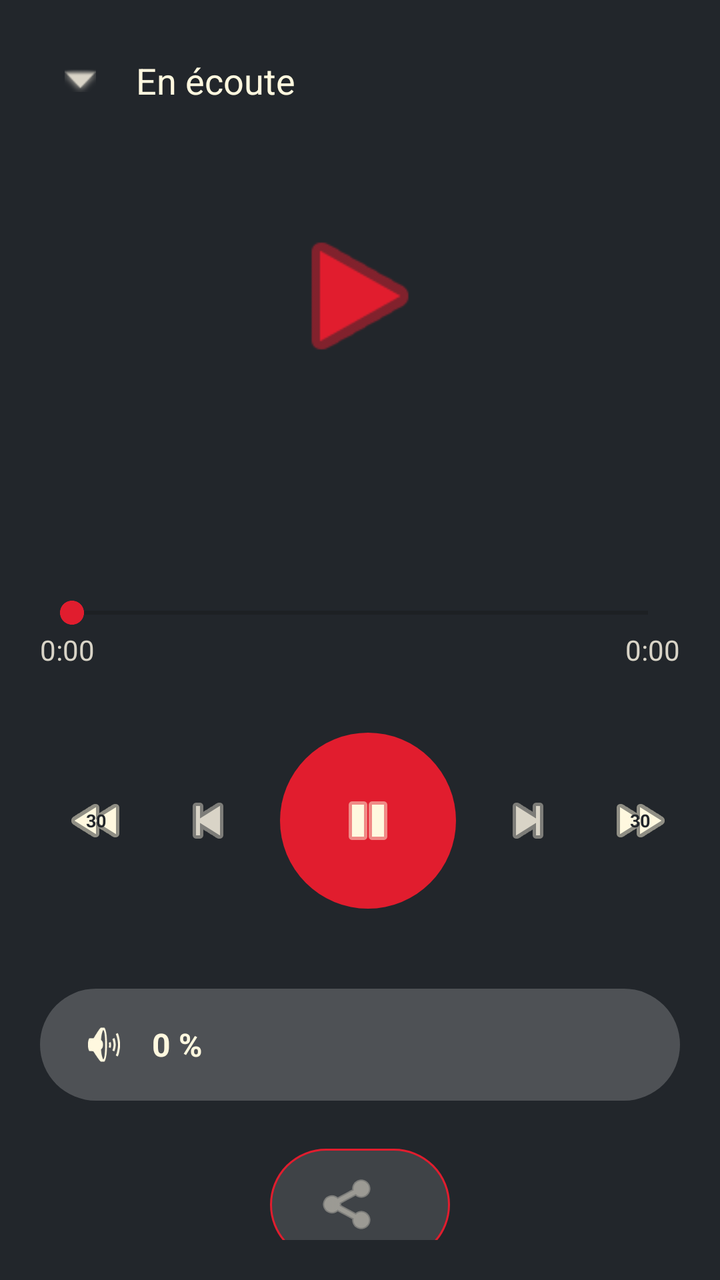
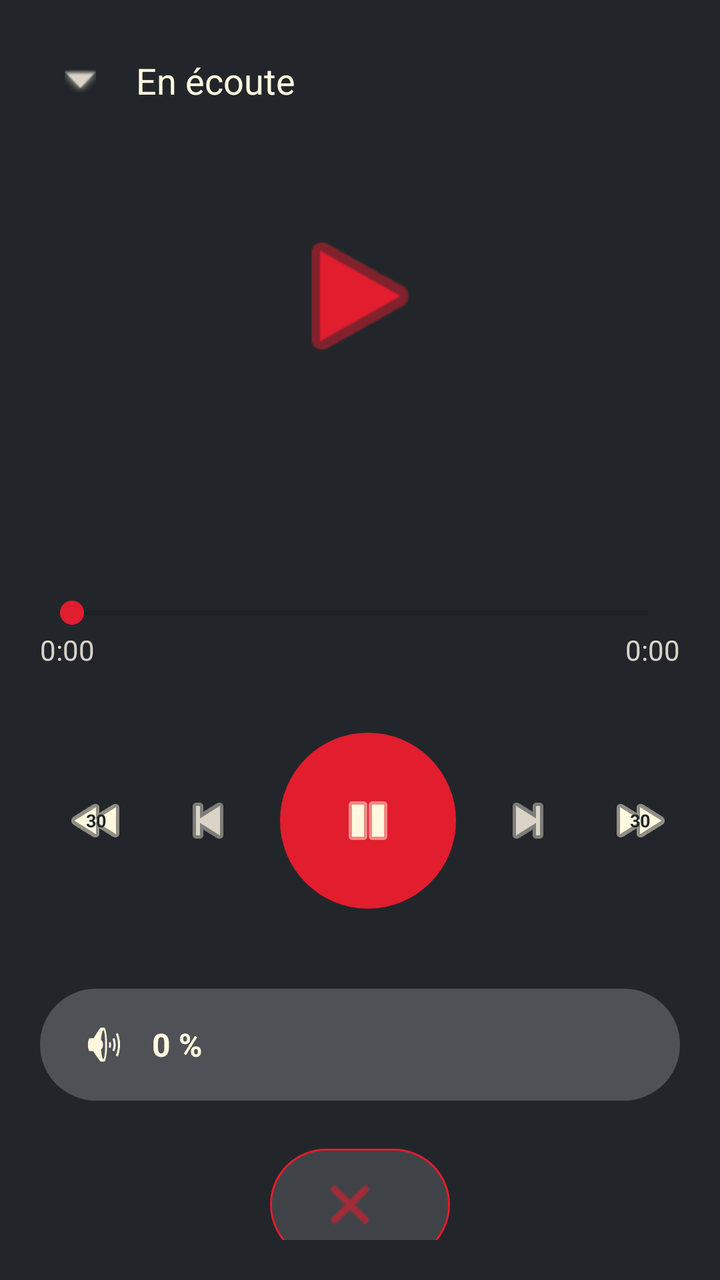

Screens rendered from an Android XML layout before and after an edit, with the pre-edit source and the edit as a unified diff.
<!-- AndroidManifest.xml: application theme Theme.BBSPopcorn -->
<!-- res/layout/activity_cast_control.xml -->
<?xml version="1.0" encoding="utf-8"?>
<androidx.constraintlayout.widget.ConstraintLayout
    xmlns:android="http://schemas.android.com/apk/res/android"
    xmlns:app="http://schemas.android.com/apk/res-auto"
    android:layout_width="match_parent"
    android:layout_height="match_parent"
    android:background="@color/popcorn_slate"
    android:padding="20dp">

    
    <ImageButton
        android:id="@+id/btnClose"
        android:layout_width="40dp"
        android:layout_height="40dp"
        android:background="?attr/selectableItemBackgroundBorderless"
        android:src="@android:drawable/arrow_down_float"
        app:tint="@color/popcorn_beige"
        app:layout_constraintStart_toStartOf="parent"
        app:layout_constraintTop_toTopOf="parent" />

    <TextView
        android:id="@+id/textHeader"
        android:layout_width="wrap_content"
        android:layout_height="wrap_content"
        android:layout_marginStart="8dp"
        android:text="@string/cast_now_playing"
        android:textColor="@color/popcorn_cream"
        android:textSize="18sp"
        app:layout_constraintBottom_toBottomOf="@id/btnClose"
        app:layout_constraintStart_toEndOf="@id/btnClose"
        app:layout_constraintTop_toTopOf="@id/btnClose" />

    
    <ImageView
        android:id="@+id/imageCast"
        android:layout_width="80dp"
        android:layout_height="80dp"
        android:layout_marginTop="48dp"
        android:src="@android:drawable/ic_media_play"
        app:tint="@color/popcorn_red"
        app:layout_constraintEnd_toEndOf="parent"
        app:layout_constraintStart_toStartOf="parent"
        app:layout_constraintTop_toBottomOf="@id/btnClose" />

    
    <TextView
        android:id="@+id/textTitle"
        android:layout_width="0dp"
        android:layout_height="wrap_content"
        android:layout_marginTop="40dp"
        android:gravity="center"
        android:maxLines="2"
        android:ellipsize="end"
        android:textColor="@color/popcorn_cream"
        android:textSize="22sp"
        app:layout_constraintEnd_toEndOf="parent"
        app:layout_constraintStart_toStartOf="parent"
        app:layout_constraintTop_toBottomOf="@id/imageCast" />

    
    <SeekBar
        android:id="@+id/seekBar"
        android:layout_width="0dp"
        android:layout_height="wrap_content"
        android:layout_marginTop="40dp"
        android:progressTint="@color/popcorn_red"
        android:thumbTint="@color/popcorn_red"
        app:layout_constraintEnd_toEndOf="parent"
        app:layout_constraintStart_toStartOf="parent"
        app:layout_constraintTop_toBottomOf="@id/textTitle" />

    <TextView
        android:id="@+id/textPosition"
        android:layout_width="wrap_content"
        android:layout_height="wrap_content"
        android:text="0:00"
        android:textColor="@color/popcorn_beige"
        android:textSize="14sp"
        app:layout_constraintStart_toStartOf="@id/seekBar"
        app:layout_constraintTop_toBottomOf="@id/seekBar" />

    <TextView
        android:id="@+id/textDuration"
        android:layout_width="wrap_content"
        android:layout_height="wrap_content"
        android:text="0:00"
        android:textColor="@color/popcorn_beige"
        android:textSize="14sp"
        app:layout_constraintEnd_toEndOf="@id/seekBar"
        app:layout_constraintTop_toBottomOf="@id/seekBar" />

    
    <LinearLayout
        android:id="@+id/rowControls"
        android:layout_width="wrap_content"
        android:layout_height="wrap_content"
        android:layout_marginTop="32dp"
        android:gravity="center_vertical"
        android:orientation="horizontal"
        app:layout_constraintEnd_toEndOf="parent"
        app:layout_constraintStart_toStartOf="parent"
        app:layout_constraintTop_toBottomOf="@id/textPosition">

        
        <FrameLayout
            android:layout_width="56dp"
            android:layout_height="56dp">
            <ImageButton
                android:id="@+id/btnBack30"
                android:layout_width="match_parent"
                android:layout_height="match_parent"
                android:background="?attr/selectableItemBackgroundBorderless"
                android:src="@android:drawable/ic_media_rew"
                app:tint="@color/popcorn_cream" />
            <TextView
                android:layout_width="wrap_content"
                android:layout_height="wrap_content"
                android:layout_gravity="center"
                android:text="30"
                android:textColor="@color/popcorn_slate"
                android:textSize="9sp"
                android:textStyle="bold" />
        </FrameLayout>

        
        <ImageButton
            android:id="@+id/btnBack10"
            android:layout_width="48dp"
            android:layout_height="48dp"
            android:layout_marginStart="4dp"
            android:background="?attr/selectableItemBackgroundBorderless"
            android:src="@android:drawable/ic_media_previous"
            app:tint="@color/popcorn_beige" />

        
        <ImageButton
            android:id="@+id/btnPlayPause"
            android:layout_width="88dp"
            android:layout_height="88dp"
            android:layout_marginStart="12dp"
            android:layout_marginEnd="12dp"
            android:background="@drawable/bg_cast_play"
            android:src="@android:drawable/ic_media_pause"
            app:tint="@color/popcorn_cream" />

        
        <ImageButton
            android:id="@+id/btnFwd10"
            android:layout_width="48dp"
            android:layout_height="48dp"
            android:layout_marginEnd="4dp"
            android:background="?attr/selectableItemBackgroundBorderless"
            android:src="@android:drawable/ic_media_next"
            app:tint="@color/popcorn_beige" />

        
        <FrameLayout
            android:layout_width="56dp"
            android:layout_height="56dp">
            <ImageButton
                android:id="@+id/btnFwd30"
                android:layout_width="match_parent"
                android:layout_height="match_parent"
                android:background="?attr/selectableItemBackgroundBorderless"
                android:src="@android:drawable/ic_media_ff"
                app:tint="@color/popcorn_cream" />
            <TextView
                android:layout_width="wrap_content"
                android:layout_height="wrap_content"
                android:layout_gravity="center"
                android:text="30"
                android:textColor="@color/popcorn_slate"
                android:textSize="9sp"
                android:textStyle="bold" />
        </FrameLayout>

    </LinearLayout>

    
    <FrameLayout
        android:id="@+id/volumeContainer"
        android:layout_width="0dp"
        android:layout_height="56dp"
        android:layout_marginTop="40dp"
        android:background="@drawable/bg_cast_volume"
        app:layout_constraintEnd_toEndOf="parent"
        app:layout_constraintStart_toStartOf="parent"
        app:layout_constraintTop_toBottomOf="@id/rowControls">

        <SeekBar
            android:id="@+id/volumeBar"
            android:layout_width="match_parent"
            android:layout_height="match_parent"
            android:minHeight="56dp"
            android:maxHeight="56dp"
            android:paddingStart="0dp"
            android:paddingEnd="0dp"
            android:progressDrawable="@drawable/volume_progress"
            android:thumb="@null"
            android:splitTrack="false" />

        <LinearLayout
            android:layout_width="wrap_content"
            android:layout_height="wrap_content"
            android:layout_gravity="center_vertical|start"
            android:layout_marginStart="20dp"
            android:gravity="center_vertical"
            android:orientation="horizontal">

            <ImageView
                android:layout_width="24dp"
                android:layout_height="24dp"
                android:src="@android:drawable/ic_lock_silent_mode_off"
                app:tint="@color/popcorn_cream" />

            <TextView
                android:id="@+id/textVolume"
                android:layout_width="wrap_content"
                android:layout_height="wrap_content"
                android:layout_marginStart="12dp"
                android:text="0 %"
                android:textColor="@color/popcorn_cream"
                android:textSize="16sp"
                android:textStyle="bold" />

        </LinearLayout>

    </FrameLayout>

    
    <TextView
        android:id="@+id/textDevice"
        android:layout_width="wrap_content"
        android:layout_height="wrap_content"
        android:layout_marginTop="24dp"
        android:background="@drawable/bg_cast_device"
        android:drawableStart="@android:drawable/ic_menu_share"
        android:drawablePadding="10dp"
        android:paddingHorizontal="24dp"
        android:paddingVertical="12dp"
        android:textColor="@color/popcorn_beige"
        android:textSize="15sp"
        app:drawableTint="@color/popcorn_beige"
        app:layout_constraintEnd_toEndOf="parent"
        app:layout_constraintStart_toStartOf="parent"
        app:layout_constraintTop_toBottomOf="@id/volumeContainer" />

</androidx.constraintlayout.widget.ConstraintLayout>
<!-- resources referenced by this layout -->
<resources>
  <color name="popcorn_beige">#D9D4C7</color>
  <color name="popcorn_cream">#FFF8DF</color>
  <color name="popcorn_red">#E11D2E</color>
  <color name="popcorn_slate">#22262B</color>
  <!-- drawable bg_cast_device (drawable) -->
  <?xml version="1.0" encoding="utf-8"?>
  <shape xmlns:android="http://schemas.android.com/apk/res/android"
      android:shape="rectangle">
      <solid android:color="#22FFFFFF" />
      <corners android:radius="28dp" />
      <stroke
          android:width="1dp"
          android:color="@color/popcorn_red" />
  </shape>
  <!-- drawable bg_cast_play (drawable) -->
  <?xml version="1.0" encoding="utf-8"?>
  <shape xmlns:android="http://schemas.android.com/apk/res/android"
      android:shape="oval">
      <solid android:color="@color/popcorn_red" />
  </shape>
  <!-- drawable bg_cast_volume (drawable) -->
  <?xml version="1.0" encoding="utf-8"?>
  <shape xmlns:android="http://schemas.android.com/apk/res/android"
      android:shape="rectangle">
      <solid android:color="#33FFFFFF" />
      <corners android:radius="28dp" />
  </shape>
  <!-- drawable volume_progress (drawable) -->
  <?xml version="1.0" encoding="utf-8"?>
  <layer-list xmlns:android="http://schemas.android.com/apk/res/android">
      
      <item android:id="@android:id/background">
          <shape android:shape="rectangle">
              <solid android:color="@android:color/transparent" />
              <corners android:radius="28dp" />
          </shape>
      </item>
      
      <item android:id="@android:id/progress">
          <clip>
              <shape android:shape="rectangle">
                  <solid android:color="@color/popcorn_red" />
                  <corners android:radius="28dp" />
              </shape>
          </clip>
      </item>
  </layer-list>
  <string name="cast_now_playing">En écoute</string>
  <style name="Theme.BBSPopcorn" parent="Theme.MaterialComponents.DayNight.NoActionBar">
          <item name="colorPrimary">@color/popcorn_red</item>
          <item name="colorPrimaryVariant">@color/popcorn_slate</item>
          <item name="colorOnPrimary">@color/popcorn_cream</item>
          <item name="colorSecondary">@color/popcorn_cream</item>
          <item name="colorSurface">@color/popcorn_slate</item>
          <item name="colorOnSurface">@color/popcorn_cream</item>
          <item name="android:windowBackground">@color/popcorn_slate</item>
          <item name="android:statusBarColor">@color/popcorn_slate</item>
          <item name="android:navigationBarColor">@color/popcorn_slate</item>
      </style>
</resources>

<!-- the commit's change to res/layout/activity_cast_control.xml (unified diff, before → after) -->
@@ -234,13 +234,14 @@
         android:layout_height="wrap_content"
         android:layout_marginTop="24dp"
         android:background="@drawable/bg_cast_device"
-        android:drawableStart="@android:drawable/ic_menu_share"
+        android:drawableStart="@android:drawable/ic_menu_close_clear_cancel"
         android:drawablePadding="10dp"
         android:paddingHorizontal="24dp"
         android:paddingVertical="12dp"
-        android:textColor="@color/popcorn_beige"
+        android:textColor="@color/popcorn_red"
+        android:textStyle="bold"
         android:textSize="15sp"
-        app:drawableTint="@color/popcorn_beige"
+        app:drawableTint="@color/popcorn_red"
         app:layout_constraintEnd_toEndOf="parent"
         app:layout_constraintStart_toStartOf="parent"
         app:layout_constraintTop_toBottomOf="@id/volumeContainer" />
